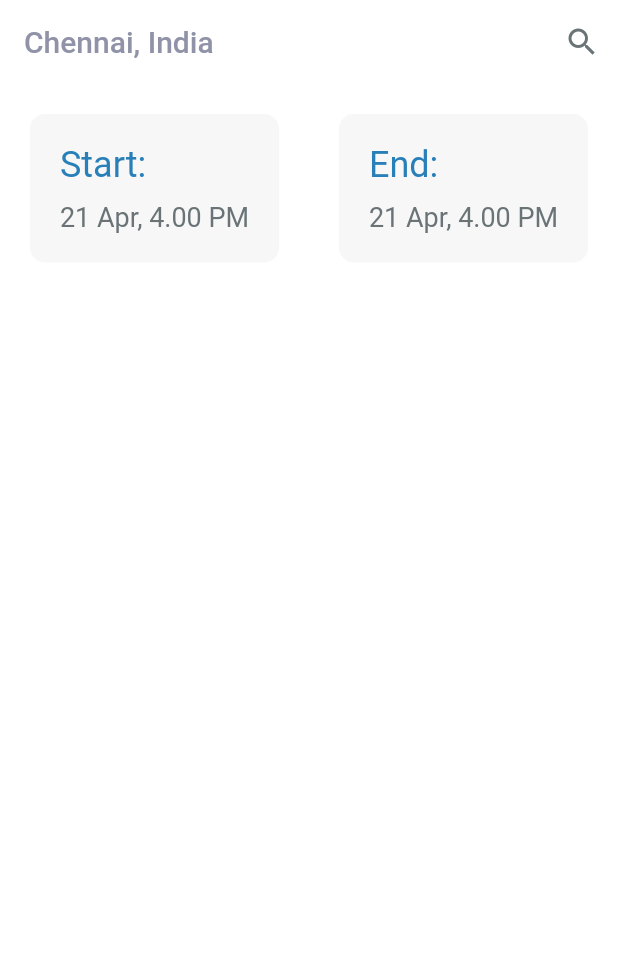
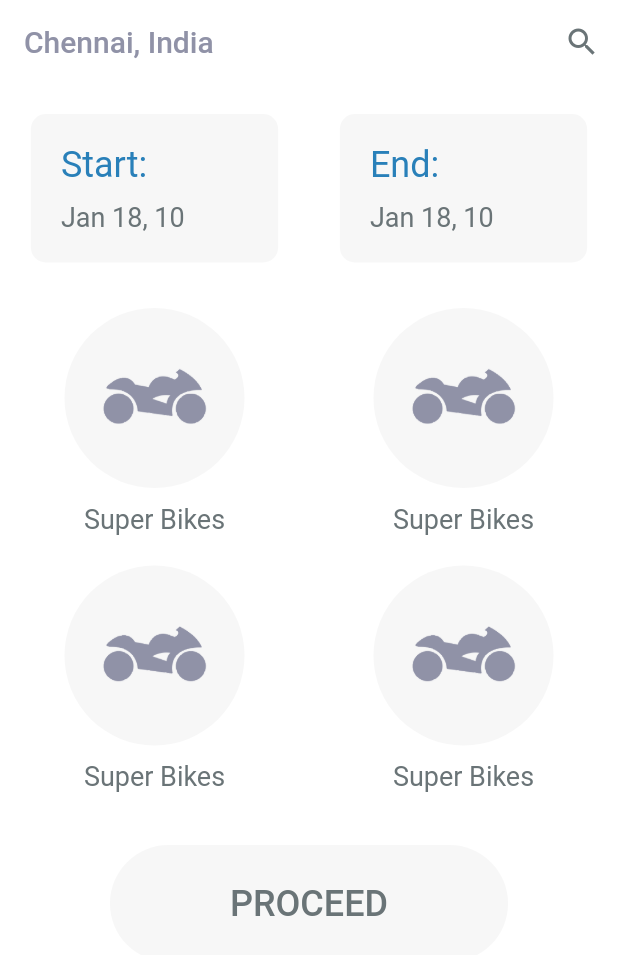
Before and after one commit to codingbbq/bike_rental_app, a Flutter app: the screen it shows after launch, on a phone screen of 412 x 824 dp. Shown: the top 955 px of the screen. Run offline on Flutter 3.47's test engine with Material 2 defaults, Android fonts, the phone set to English and light mode, and no system bars.

Commit message:
Bike selection page and Date time picker

```diff
--- /dev/null
+++ b/lib/components/bike_type_selection.dart
@@ -0,0 +1,43 @@
+import 'package:flutter/material.dart';
+
+class BikeTypeMenuItem extends StatelessWidget {
+
+  final String category;
+
+  BikeTypeMenuItem({ this.category });
+
+  @override
+  Widget build(BuildContext context) {
+    return Column(
+      crossAxisAlignment: CrossAxisAlignment.center,
+      mainAxisAlignment: MainAxisAlignment.center,
+      children: <Widget>[
+        InkWell(
+          onTap: () {},
+          child: Container(
+            width: 120,
+            height: 120,
+            decoration: BoxDecoration(
+              color: Color(0xFFf7f7f7),
+              shape: BoxShape.circle
+            ),
+            child: Padding(
+              padding: const EdgeInsets.all(20.0),
+              child: Image.asset(
+                "assets/images/super_bike.png"
+              ),
+            )
+          ),
+        ),
+        SizedBox(height: 10.0,),
+        Text(
+          "Super Bikes",
+          style: TextStyle(
+            color: Theme.of(context).accentColor,
+            fontSize: 18.0
+          ),
+        )
+      ],
+    );
+  }
+}
--- a/lib/components/date_selector.dart
+++ b/lib/components/date_selector.dart
@@ -1,5 +1,6 @@
 import 'package:flutter/material.dart';
 import 'dart:async';
+import 'package:intl/intl.dart';
 
 class DateSelectorComponent extends StatelessWidget {
 
@@ -23,8 +24,8 @@ class DateSelectorComponent extends StatelessWidget {
       final DateTime picked = await showDatePicker(
         context: context,
         initialDate: _date,
-        firstDate: new DateTime(2019),
-        lastDate: new DateTime(2020)
+        firstDate: new DateTime(_date.year, _date.month, _date.day),
+        lastDate: new DateTime(2022)
       );
 
       if(picked != null && picked != _date){
@@ -51,6 +52,7 @@ class DateSelectorComponent extends StatelessWidget {
     }
 
     return Container(
+      width: MediaQuery.of(context).size.width * 0.40,
       padding: const EdgeInsets.all(20.0),
       decoration: BoxDecoration(
         color: Color(0xFFf7f7f7),
@@ -69,11 +71,11 @@ class DateSelectorComponent extends StatelessWidget {
           SizedBox(height: 10.0,),
           GestureDetector(
             onTap: (){
-              // _selectDateAndTime(context);
+              _selectDateAndTime(context);
             },
             child: Text(
               //'${_date.toString()} ${_time.toString()}',
-              "21 Apr, 4.00 PM",
+              '${DateFormat.MMMd().format(_date)}, ${_time.hour.toString()}',
               style: TextStyle(
                 color: Theme.of(context).accentColor,
                 fontSize: 18.0
--- a/lib/screens/landing_page/bike_rental.dart
+++ b/lib/screens/landing_page/bike_rental.dart
@@ -1,3 +1,4 @@
+import 'package:bike_rental_app/components/bike_type_selection.dart';
 import "package:flutter/material.dart";
 import 'package:bike_rental_app/components/date_selector.dart';
 
@@ -22,6 +23,7 @@ class BikeRental extends StatelessWidget {
       body: Container(
         margin: const EdgeInsets.only(top: 20.0),
         child: Column(
+          mainAxisSize: MainAxisSize.max,
           children: <Widget>[
             Row(
               mainAxisAlignment: MainAxisAlignment.spaceAround,
@@ -29,6 +31,42 @@ class BikeRental extends StatelessWidget {
                 DateSelectorComponent(type: "start"),
                 DateSelectorComponent(type: "end"),
               ],
+            ),
+            SizedBox(height: 20.0,),
+            GridView.count(
+              childAspectRatio: 1.2,
+              shrinkWrap: true,
+              crossAxisCount: 2,
+              mainAxisSpacing: 0,
+              children: <Widget>[
+                // Super Bikes
+                BikeTypeMenuItem(category: "super_bikes"),
+                // Classics
+                BikeTypeMenuItem(category: "classics"),
+                // Casuals
+                BikeTypeMenuItem(category: "casuals"),
+                // City
+                BikeTypeMenuItem(category: "city"),
+              ],
+            ),
+            SizedBox(height: 25),
+            FlatButton(
+              color: Color(0xFFF7F7F7),
+              padding: const EdgeInsets.symmetric(horizontal: 80, vertical: 25),
+              shape: RoundedRectangleBorder(
+                borderRadius: BorderRadius.all(
+                  Radius.circular(40.0)
+                )
+              ),
+              onPressed: (){},
+              child: Text(
+                "PROCEED",
+                style: TextStyle(
+                  fontSize: 24.0,
+                  color: Theme.of(context).accentColor
+
+                ),
+              ),
             )
 
           ],
```
Also changed, not shown: pubspec.yaml (+5 -3 lines), assets/images/casuals.png (added), assets/images/city.png (added), assets/images/classics.png (added), assets/images/super_bike.png (added), pubspec.lock.
